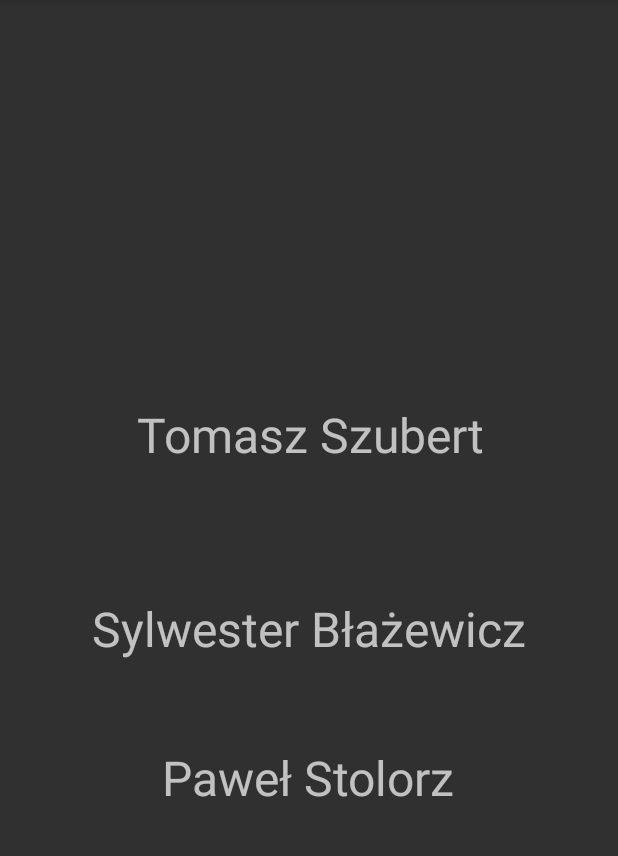
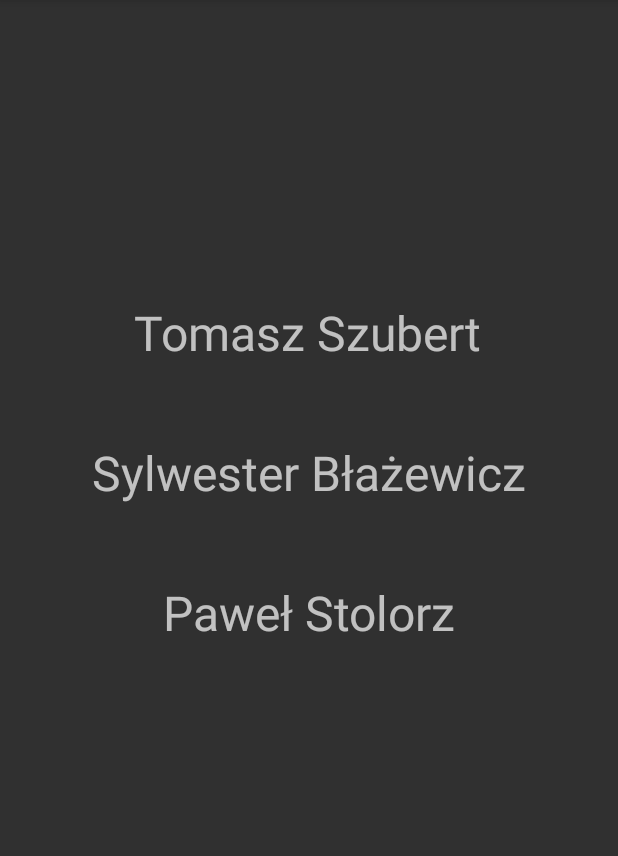
Before and after one commit to pstolorz1/FinalMagicWizards, an Android app: the CreditsScene screen opened directly, with no data from a screen before it, on a phone screen of 412 x 824 dp, the part 84-940 px from its top. Run offline under Robolectric (Android 15) with nearby library versions, the phone set to English and light mode, and no system bars.

Commit message:
kiedys sie uda

```diff
--- a/app/src/main/AndroidManifest.xml
+++ b/app/src/main/AndroidManifest.xml
@@ -17,6 +17,7 @@
         android:theme="@style/AppTheme">
         <activity android:name=".SendingTest"></activity>
         <activity android:name=".CreditsScene" />
+        <activity android:name=".ChooseMenu" />
         <activity android:name=".ConnectMenu" />
         <activity
             android:name=".CustomGesturesActivity"
--- a/app/src/main/java/com/example/tomek/magicwizards/CustomGesturesActivity.java
+++ b/app/src/main/java/com/example/tomek/magicwizards/CustomGesturesActivity.java
@@ -139,17 +139,17 @@ public class CustomGesturesActivity extends AI implements OnGesturePerformedList
             //hpView.setText(HP);
             HP_AI=HP_AI-result;
             resultView.setText("OBRAZENIA GRACZA: " + result.toString());
-            DamageView.setText("HP KOMPUTERA: " + String.valueOf(HP_AI));
+            DamageView.setText("HP PRZECIWNIKA: " + String.valueOf(HP_AI));
             if(flag)
             {
                 int hp_tmp=easy();
-                AIView.setText("OBRAZENIA KOMPUTERA: "+ String.valueOf(hp_tmp));
+                AIView.setText("OBRAZENIA PRZECIWNIKA: "+ String.valueOf(hp_tmp));
                 HP=HP-hp_tmp;
                 AIDamageView.setText("HP GRACZA: " + String.valueOf(HP));
             }
             else{
                 int hp_tmp=hard();
-                AIView.setText("OBRAZENIA KOMPUTERA: " + String.valueOf(hp_tmp));
+                AIView.setText("OBRAZENIA PRZECIWNIKA: " + String.valueOf(hp_tmp));
                 HP=HP-hp_tmp;
                 AIDamageView.setText("HP GRACZA: " + String.valueOf(HP));}
         }
--- a/app/src/main/java/com/example/tomek/magicwizards/MainMenu.java
+++ b/app/src/main/java/com/example/tomek/magicwizards/MainMenu.java
@@ -65,7 +65,7 @@ public class MainMenu extends AppCompatActivity {
      *
      */
     public void openMainMenu(){
-        Intent intent = new Intent(this, ConnectMenu.class);
+        Intent intent = new Intent(this, ChooseMenu.class);
         startActivity(intent);
     }
     /**  Funkcja przenoszaca z jednego activity do drugiego
@@ -73,7 +73,7 @@ public class MainMenu extends AppCompatActivity {
      */
     public void openCredits()
     {
-        Intent intent = new Intent(this, SendingTest.class);
+        Intent intent = new Intent(this, CreditsScene.class);
         startActivity(intent);
         //Intent intent = new Intent(this, CreditsScene.class);
         //startActivity(intent);
--- a/app/src/main/res/layout/activity_credits_scene.xml
+++ b/app/src/main/res/layout/activity_credits_scene.xml
@@ -11,15 +11,9 @@
         android:id="@+id/textView"
         android:layout_width="wrap_content"
         android:layout_height="wrap_content"
-        android:layout_marginStart="150dp"
-        android:layout_marginLeft="150dp"
-        android:layout_marginTop="248dp"
-        android:layout_marginEnd="150dp"
-        android:layout_marginRight="150dp"
-        android:layout_marginBottom="66dp"
+        android:layout_marginTop="200dp"
         android:text="Tomasz Szubert"
         android:textSize="32dp"
-        app:layout_constraintBottom_toTopOf="@+id/textView3"
         app:layout_constraintEnd_toEndOf="parent"
         app:layout_constraintHorizontal_bias="0.496"
         app:layout_constraintStart_toStartOf="parent"
@@ -29,36 +23,24 @@
         android:id="@+id/textView2"
         android:layout_width="wrap_content"
         android:layout_height="wrap_content"
-        android:layout_marginStart="108dp"
-        android:layout_marginLeft="108dp"
-        android:layout_marginTop="460dp"
-        android:layout_marginEnd="108dp"
-        android:layout_marginRight="108dp"
-        android:layout_marginBottom="228dp"
+        android:layout_marginTop="50dp"
         android:text="Paweł Stolorz"
         android:textSize="32dp"
-        app:layout_constraintBottom_toBottomOf="parent"
         app:layout_constraintEnd_toEndOf="parent"
-        app:layout_constraintHorizontal_bias="0.0"
         app:layout_constraintStart_toStartOf="parent"
-        app:layout_constraintTop_toTopOf="parent"
-        app:layout_constraintVertical_bias="1.0" />
+        app:layout_constraintTop_toBottomOf="@+id/textView3" />
 
     <TextView
         android:id="@+id/textView3"
         android:layout_width="wrap_content"
         android:layout_height="wrap_content"
-        android:layout_marginStart="150dp"
-        android:layout_marginLeft="150dp"
-        android:layout_marginEnd="150dp"
-        android:layout_marginRight="150dp"
-        android:layout_marginBottom="56dp"
+        android:layout_marginTop="50dp"
         android:text="Sylwester Błażewicz"
         android:textSize="32dp"
-        app:layout_constraintBottom_toTopOf="@+id/textView2"
         app:layout_constraintEnd_toEndOf="parent"
         app:layout_constraintHorizontal_bias="0.502"
-        app:layout_constraintStart_toStartOf="parent" />
+        app:layout_constraintStart_toStartOf="parent"
+        app:layout_constraintTop_toBottomOf="@+id/textView" />
 
 
 </android.support.constraint.ConstraintLayout>
```
Also changed, not shown: app/src/main/java/com/example/tomek/magicwizards/SendingTest.java (+163 -39 lines), app/src/main/java/com/example/tomek/magicwizards/TestObject.java (+16 -19 lines), app/src/main/res/layout/activity_main.xml (+37 -2 lines).
